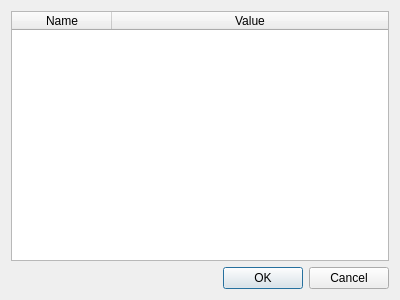
mbasaglia/glaxnimate, file src/gui/widgets/dialogs/document_metadata_dialog.ui: the form before one commit.
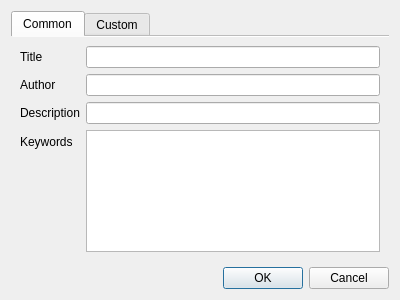
The form after the commit. Icons and pictures are not drawn.

Commit message: Add support for common metadata

Diff of the .ui file:
```diff
--- a/src/gui/widgets/dialogs/document_metadata_dialog.ui
+++ b/src/gui/widgets/dialogs/document_metadata_dialog.ui
@@ -19,6 +19,90 @@
   </property>
   <layout class="QVBoxLayout" name="verticalLayout">
    <item>
+    <widget class="QTabWidget" name="tabWidget">
+     <property name="currentIndex">
+      <number>0</number>
+     </property>
+     <property name="documentMode">
+      <bool>true</bool>
+     </property>
+     <widget class="QWidget" name="tab">
+      <attribute name="title">
+       <string>Common</string>
+      </attribute>
+      <layout class="QFormLayout" name="formLayout">
+       <item row="0" column="0">
+        <widget class="QLabel" name="label">
+         <property name="text">
+          <string>Title</string>
+         </property>
+         <property name="buddy">
+          <cstring>edit_title</cstring>
+         </property>
+        </widget>
+       </item>
+       <item row="0" column="1">
+        <widget class="QLineEdit" name="edit_title"/>
+       </item>
+       <item row="1" column="1">
+        <widget class="QLineEdit" name="edit_author"/>
+       </item>
+       <item row="2" column="1">
+        <widget class="QLineEdit" name="edit_description"/>
+       </item>
+       <item row="3" column="1">
+        <widget class="QPlainTextEdit" name="edit_keywords"/>
+       </item>
+       <item row="1" column="0">
+        <widget class="QLabel" name="label_2">
+         <property name="text">
+          <string>Author</string>
+         </property>
+         <property name="buddy">
+          <cstring>edit_author</cstring>
+         </property>
+        </widget>
+       </item>
+       <item row="2" column="0">
+        <widget class="QLabel" name="label_3">
+         <property name="text">
+          <string>Description</string>
+         </property>
+         <property name="buddy">
+          <cstring>edit_description</cstring>
+         </property>
+        </widget>
+       </item>
+       <item row="3" column="0">
+        <widget class="QLabel" name="label_4">
+         <property name="text">
+          <string>Keywords</string>
+         </property>
+         <property name="buddy">
+          <cstring>edit_keywords</cstring>
+         </property>
+        </widget>
+       </item>
+      </layout>
+     </widget>
+     <widget class="QWidget" name="tab_2">
+      <attribute name="title">
+       <string>Custom</string>
+      </attribute>
+      <layout class="QVBoxLayout" name="verticalLayout_2">
+       <property name="leftMargin">
+        <number>0</number>
+       </property>
+       <property name="topMargin">
+        <number>0</number>
+       </property>
+       <property name="rightMargin">
+        <number>0</number>
+       </property>
+       <property name="bottomMargin">
+        <number>0</number>
+       </property>
+       <item>
     <widget class="QTableWidget" name="table_widget">
      <attribute name="horizontalHeaderStretchLastSection">
       <bool>true</bool>
@@ -36,6 +120,10 @@
        <string>Value</string>
       </property>
      </column>
+        </widget>
+       </item>
+      </layout>
+     </widget>
     </widget>
    </item>
    <item>
```
Left out of the diff: 2 changed lines with no effect on the pictures. Lines whose indentation alone changed are shown as unchanged. The commit also changes 14 other files.
